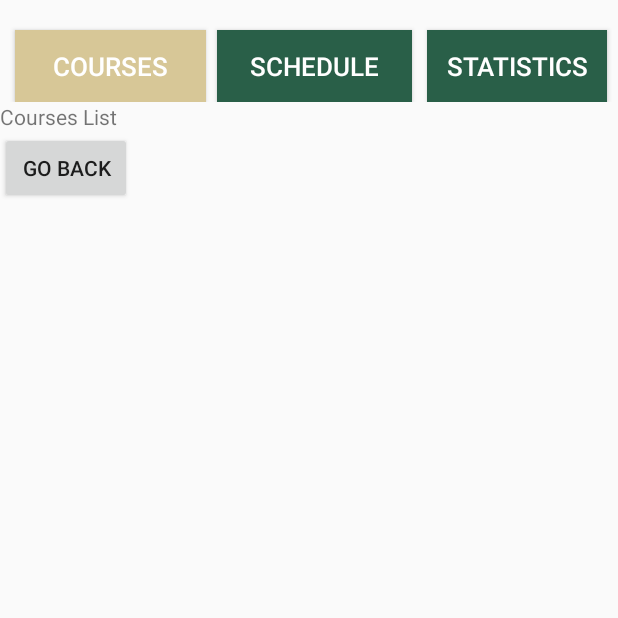
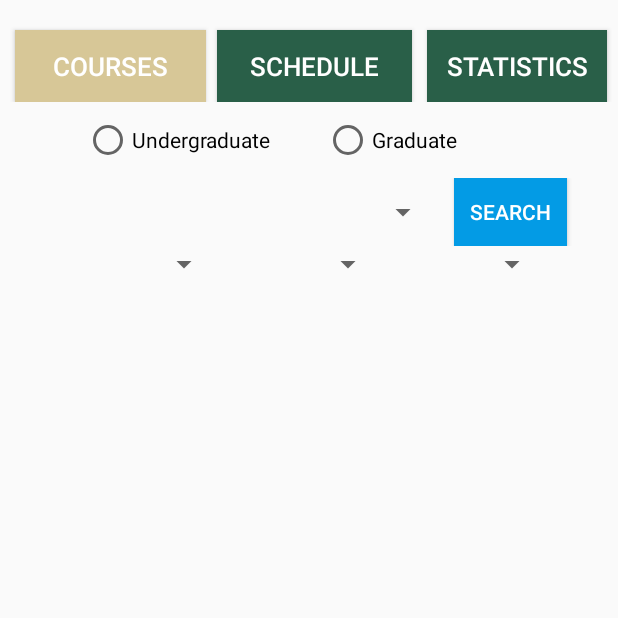
Before and after one commit to LouisJHC/CourseRegisterationHelper, an Android app: the MainActivity screen opened directly, with no data from a screen before it, after a tap on "COURSES", on a phone screen of 412 x 824 dp, the top half of it. Run offline under Robolectric (Android 15) with nearby library versions, the phone set to English and light mode, and no system bars.

Commit message:
Designed a course list page.

```diff
--- a/app/src/main/java/com/greatcoding/android/courseregisterationhelper/CoursesFragment.java
+++ b/app/src/main/java/com/greatcoding/android/courseregisterationhelper/CoursesFragment.java
@@ -7,6 +7,10 @@ import android.support.v4.app.Fragment;
 import android.view.LayoutInflater;
 import android.view.View;
 import android.view.ViewGroup;
+import android.widget.ArrayAdapter;
+import android.widget.RadioButton;
+import android.widget.RadioGroup;
+import android.widget.Spinner;
 
 
 /**
@@ -60,6 +64,38 @@ public class CoursesFragment extends Fragment {
         }
     }
 
+    private String courseSchool = " ";
+    private String  courseYr = "", courseSem = "", courseStat= "";
+    private ArrayAdapter yrAdapter, semAdapter, statAdapter;
+    private Spinner yrSpinner, semSpinner, statSpinner;
+
+
+    @Override
+    public void onActivityCreated(Bundle b) {
+        super.onActivityCreated(b);
+        yrSpinner = (Spinner) getView().findViewById(R.id.yrSpinner);
+        semSpinner = (Spinner) getView().findViewById(R.id.semSpinner);
+        statSpinner = (Spinner) getView().findViewById(R.id.statSpinner);
+        final RadioGroup courseSchoolGroup = (RadioGroup) getView().findViewById(R.id.courseSchool);
+        courseSchoolGroup.setOnCheckedChangeListener(new RadioGroup.OnCheckedChangeListener() {
+            @Override
+            public void onCheckedChanged(RadioGroup group, int checkedId) {
+                RadioButton courseButton = (RadioButton) getView().findViewById(checkedId);
+                courseSchool = courseButton.getText().toString();
+
+                yrAdapter = ArrayAdapter.createFromResource(getActivity(), R.array.year, android.R.layout.simple_spinner_dropdown_item);
+                yrSpinner.setAdapter(yrAdapter);
+
+                semAdapter = ArrayAdapter.createFromResource(getActivity(), R.array.semester, android.R.layout.simple_spinner_dropdown_item);
+                semSpinner.setAdapter(semAdapter);
+
+                statAdapter = ArrayAdapter.createFromResource(getActivity(), R.array.status, android.R.layout.simple_spinner_dropdown_item);
+                statSpinner.setAdapter(statAdapter);
+            }
+        });
+
+
+    }
     @Override
     public View onCreateView(LayoutInflater inflater, ViewGroup container,
                              Bundle savedInstanceState) {
--- a/app/src/main/java/com/greatcoding/android/courseregisterationhelper/MainActivity.java
+++ b/app/src/main/java/com/greatcoding/android/courseregisterationhelper/MainActivity.java
@@ -7,6 +7,7 @@ import android.os.Bundle;
 import android.view.View;
 import android.widget.Button;
 import android.widget.LinearLayout;
+import android.widget.Toast;
 
 public class MainActivity extends AppCompatActivity {
     LinearLayout linear;
@@ -67,4 +68,16 @@ public class MainActivity extends AppCompatActivity {
             }
         });
     }
+
+    private long lastTimeBackPressed;
+
+    @Override
+    public void onBackPressed(){
+        if(System.currentTimeMillis() - lastTimeBackPressed < 1500){
+            finish();
+            return;
+        }
+        Toast.makeText(this, "Please press back button one more time to finish application", Toast.LENGTH_SHORT);
+        lastTimeBackPressed = System.currentTimeMillis();
+    }
 }
--- a/app/src/main/res/layout/fragment_courses.xml
+++ b/app/src/main/res/layout/fragment_courses.xml
@@ -1,20 +1,108 @@
-<FrameLayout xmlns:android="http://schemas.android.com/apk/res/android"
-    xmlns:tools="http://schemas.android.com/tools"
+<LinearLayout xmlns:android="http://schemas.android.com/apk/res/android"
     android:layout_width="match_parent"
     android:layout_height="match_parent"
-    tools:context="com.greatcoding.android.courseregisterationhelper.CoursesFragment">
+    android:orientation="vertical">
 
-    <!-- TODO: Update blank fragment layout -->
-    <TextView
+   <RadioGroup
+       android:id="@+id/courseSchool"
+       android:layout_width="300dp"
+       android:layout_height="wrap_content"
+       android:orientation="horizontal"
+       android:layout_marginTop="9dp"
+       android:layout_gravity="center_horizontal"
+       >
+
+
+       <RadioButton
+           android:layout_width="0dp"
+           android:layout_height="wrap_content"
+           android:layout_weight="1"
+           android:text="Undergraduate"
+           android:id="@+id/undergraduate"
+           android:layout_marginRight="20dp"
+
+           />
+
+       <RadioButton
+           android:layout_width="0dp"
+           android:layout_height="wrap_content"
+           android:layout_weight="1"
+           android:text="Graduate"
+           android:id="@+id/graduate"
+
+           />
+    </RadioGroup>
+
+    <LinearLayout
+        android:layout_width="match_parent"
+        android:layout_height="wrap_content"
+        android:orientation="horizontal"
+        android:layout_gravity="center"
+        android:gravity="center"
+        android:layout_marginTop="9dp">
+        <Spinner
+            android:id="@+id/majSpinner"
+            android:layout_width="250dp"
+            android:layout_height="wrap_content"
+            android:layout_marginLeft="9dp"
+            android:layout_gravity="center"
+
+            />
+
+        <Button
+            android:layout_width="75dp"
+            android:layout_height="45dp"
+            android:text="Search"
+            android:layout_marginLeft="10dp"
+            android:padding="2dp"
+            android:layout_gravity="center"
+            android:textColor="#ffffff"
+            android:background="@color/color3"
+            android:id="@+id/searchButton"/>
+    </LinearLayout>
+
+    <LinearLayout
+        android:layout_width="match_parent"
+        android:layout_height="wrap_content"
+        android:orientation="horizontal"
+        android:layout_gravity="center"
+        android:paddingRight="9dp"
+        android:gravity="center">
+
+    <Spinner
+        android:id="@+id/yrSpinner"
+        android:layout_width="100dp"
+        android:layout_height="wrap_content"
+        android:layout_marginLeft="9dp"
+        android:layout_gravity="center"/>
+        <Spinner
+            android:id="@+id/semSpinner"
+            android:layout_width="100dp"
+            android:layout_height="wrap_content"
+            android:layout_marginLeft="9dp"
+            android:layout_gravity="center"
+            />
+        <Spinner
+            android:id="@+id/statSpinner"
+            android:layout_width="100dp"
+            android:layout_height="wrap_content"
+            android:layout_marginLeft="9dp"
+            android:layout_gravity="center"
+
+            />
+        </LinearLayout>
+
+    <LinearLayout
         android:layout_width="match_parent"
         android:layout_height="match_parent"
-        android:text="@string/list"/>
+        android:layout_margin="10dp">
 
-    <Button
-        android:layout_width="wrap_content"
-        android:layout_height="wrap_content"
-        android:text="Go Back"
-        android:layout_marginTop="20dp"
-        android:id="@+id/goBack"/>
 
-</FrameLayout>
+        <ListView
+            android:layout_width="match_parent"
+            android:layout_height="match_parent"
+            android:dividerHeight="9dp"
+            android:id="@+id/courseListView"/>
+    </LinearLayout>
+
+</LinearLayout>
--- a/app/src/main/res/values/array.xml
+++ b/app/src/main/res/values/array.xml
@@ -39,5 +39,23 @@
         <item>Statistics</item>
     </string-array>
 
+    <string-array name="year">
+        <item>2017</item>
+        <item>2018</item>
+        <item>2019</item>
+        <item>2020</item>
+    </string-array>
+    <string-array name="semester">
+        <item>Spring Semester</item>
+        <item>Summer Semester</item>
+        <item>Fall Semester</item>
+    </string-array>
+
+    <string-array name="status">
+        <item>Major</item>
+        <item>Electives</item>
+
+    </string-array>
+
 
 </resources>
```
